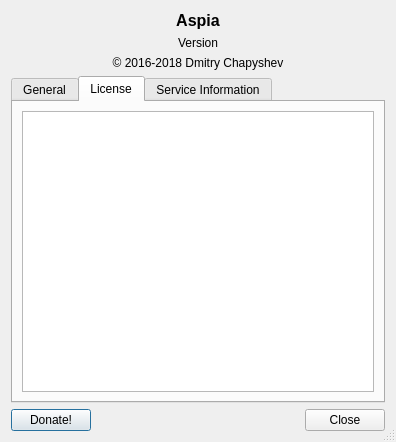
Above: source/console/about_dialog.ui from dchapyshev/aspia before the change. Below: the same form after it.
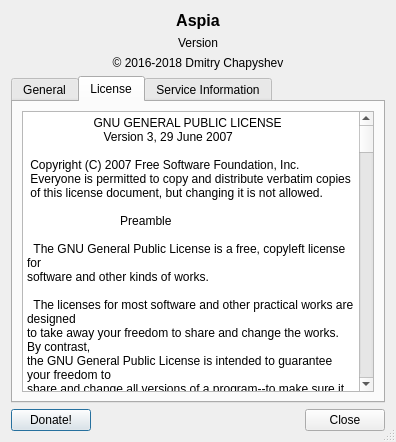
That is the form after the change. The open tabs and pages were chosen to show the change. Icons and pictures are not drawn.

Commit message: - License text is now included in the resources.

The edit to the form file:
```diff
--- a/source/console/about_dialog.ui
+++ b/source/console/about_dialog.ui
@@ -96,6 +96,683 @@
          <property name="readOnly">
           <bool>true</bool>
          </property>
+         <property name="plainText">
+          <string notr="true">                    GNU GENERAL PUBLIC LICENSE
+                       Version 3, 29 June 2007
+
+ Copyright (C) 2007 Free Software Foundation, Inc. &lt;http://fsf.org/&gt;
+ Everyone is permitted to copy and distribute verbatim copies
+ of this license document, but changing it is not allowed.
+
+                            Preamble
+
+  The GNU General Public License is a free, copyleft license for
+software and other kinds of works.
+
+  The licenses for most software and other practical works are designed
+to take away your freedom to share and change the works.  By contrast,
+the GNU General Public License is intended to guarantee your freedom to
+share and change all versions of a program--to make sure it remains free
+software for all its users.  We, the Free Software Foundation, use the
+GNU General Public License for most of our software; it applies also to
+any other work released this way by its authors.  You can apply it to
+your programs, too.
+
+  When we speak of free software, we are referring to freedom, not
+price.  Our General Public Licenses are designed to make sure that you
+have the freedom to distribute copies of free software (and charge for
+them if you wish), that you receive source code or can get it if you
+want it, that you can change the software or use pieces of it in new
+free programs, and that you know you can do these things.
+
+  To protect your rights, we need to prevent others from denying you
+these rights or asking you to surrender the rights.  Therefore, you have
+certain responsibilities if you distribute copies of the software, or if
+you modify it: responsibilities to respect the freedom of others.
+
+  For example, if you distribute copies of such a program, whether
+gratis or for a fee, you must pass on to the recipients the same
+freedoms that you received.  You must make sure that they, too, receive
+or can get the source code.  And you must show them these terms so they
+know their rights.
+
+  Developers that use the GNU GPL protect your rights with two steps:
+(1) assert copyright on the software, and (2) offer you this License
+giving you legal permission to copy, distribute and/or modify it.
+
+  For the developers' and authors' protection, the GPL clearly explains
+that there is no warranty for this free software.  For both users' and
+authors' sake, the GPL requires that modified versions be marked as
+changed, so that their problems will not be attributed erroneously to
+authors of previous versions.
+
+  Some devices are designed to deny users access to install or run
+modified versions of the software inside them, although the manufacturer
+can do so.  This is fundamentally incompatible with the aim of
+protecting users' freedom to change the software.  The systematic
+pattern of such abuse occurs in the area of products for individuals to
+use, which is precisely where it is most unacceptable.  Therefore, we
+have designed this version of the GPL to prohibit the practice for those
+products.  If such problems arise substantially in other domains, we
+stand ready to extend this provision to those domains in future versions
+of the GPL, as needed to protect the freedom of users.
+
+  Finally, every program is threatened constantly by software patents.
+States should not allow patents to restrict development and use of
+software on general-purpose computers, but in those that do, we wish to
+avoid the special danger that patents applied to a free program could
+make it effectively proprietary.  To prevent this, the GPL assures that
+patents cannot be used to render the program non-free.
+
+  The precise terms and conditions for copying, distribution and
+modification follow.
+
+                       TERMS AND CONDITIONS
+
+  0. Definitions.
+
+  &quot;This License&quot; refers to version 3 of the GNU General Public License.
+
+  &quot;Copyright&quot; also means copyright-like laws that apply to other kinds of
+works, such as semiconductor masks.
+
+  &quot;The Program&quot; refers to any copyrightable work licensed under this
+License.  Each licensee is addressed as &quot;you&quot;.  &quot;Licensees&quot; and
+&quot;recipients&quot; may be individuals or organizations.
+
+  To &quot;modify&quot; a work means to copy from or adapt all or part of the work
+in a fashion requiring copyright permission, other than the making of an
+exact copy.  The resulting work is called a &quot;modified version&quot; of the
+earlier work or a work &quot;based on&quot; the earlier work.
+
+  A &quot;covered work&quot; means either the unmodified Program or a work based
+on the Program.
+
+  To &quot;propagate&quot; a work means to do anything with it that, without
+permission, would make you directly or secondarily liable for
+infringement under applicable copyright law, except executing it on a
+computer or modifying a private copy.  Propagation includes copying,
+distribution (with or without modification), making available to the
+public, and in some countries other activities as well.
+
+  To &quot;convey&quot; a work means any kind of propagation that enables other
+parties to make or receive copies.  Mere interaction with a user through
+a computer network, with no transfer of a copy, is not conveying.
+
+  An interactive user interface displays &quot;Appropriate Legal Notices&quot;
+to the extent that it includes a convenient and prominently visible
+feature that (1) displays an appropriate copyright notice, and (2)
+tells the user that there is no warranty for the work (except to the
+extent that warranties are provided), that licensees may convey the
+work under this License, and how to view a copy of this License.  If
+the interface presents a list of user commands or options, such as a
+menu, a prominent item in the list meets this criterion.
+
+  1. Source Code.
+
+  The &quot;source code&quot; for a work means the preferred form of the work
+for making modifications to it.  &quot;Object code&quot; means any non-source
+form of a work.
+
+  A &quot;Standard Interface&quot; means an interface that either is an official
+standard defined by a recognized standards body, or, in the case of
+interfaces specified for a particular programming language, one that
+is widely used among developers working in that language.
+
+  The &quot;System Libraries&quot; of an executable work include anything, other
+than the work as a whole, that (a) is included in the normal form of
+packaging a Major Component, but which is not part of that Major
+Component, and (b) serves only to enable use of the work with that
+Major Component, or to implement a Standard Interface for which an
+implementation is available to the public in source code form.  A
+&quot;Major Component&quot;, in this context, means a major essential component
+(kernel, window system, and so on) of the specific operating system
+(if any) on which the executable work runs, or a compiler used to
+produce the work, or an object code interpreter used to run it.
+
+  The &quot;Corresponding Source&quot; for a work in object code form means all
+the source code needed to generate, install, and (for an executable
+work) run the object code and to modify the work, including scripts to
+control those activities.  However, it does not include the work's
+System Libraries, or general-purpose tools or generally available free
+programs which are used unmodified in performing those activities but
+which are not part of the work.  For example, Corresponding Source
+includes interface definition files associated with source files for
+the work, and the source code for shared libraries and dynamically
+linked subprograms that the work is specifically designed to require,
+such as by intimate data communication or control flow between those
+subprograms and other parts of the work.
+
+  The Corresponding Source need not include anything that users
+can regenerate automatically from other parts of the Corresponding
+Source.
+
+  The Corresponding Source for a work in source code form is that
+same work.
+
+  2. Basic Permissions.
+
+  All rights granted under this License are granted for the term of
+copyright on the Program, and are irrevocable provided the stated
+conditions are met.  This License explicitly affirms your unlimited
+permission to run the unmodified Program.  The output from running a
+covered work is covered by this License only if the output, given its
+content, constitutes a covered work.  This License acknowledges your
+rights of fair use or other equivalent, as provided by copyright law.
+
+  You may make, run and propagate covered works that you do not
+convey, without conditions so long as your license otherwise remains
+in force.  You may convey covered works to others for the sole purpose
+of having them make modifications exclusively for you, or provide you
+with facilities for running those works, provided that you comply with
+the terms of this License in conveying all material for which you do
+not control copyright.  Those thus making or running the covered works
+for you must do so exclusively on your behalf, under your direction
+and control, on terms that prohibit them from making any copies of
+your copyrighted material outside their relationship with you.
+
+  Conveying under any other circumstances is permitted solely under
+the conditions stated below.  Sublicensing is not allowed; section 10
+makes it unnecessary.
+
+  3. Protecting Users' Legal Rights From Anti-Circumvention Law.
+
+  No covered work shall be deemed part of an effective technological
+measure under any applicable law fulfilling obligations under article
+11 of the WIPO copyright treaty adopted on 20 December 1996, or
+similar laws prohibiting or restricting circumvention of such
+measures.
+
+  When you convey a covered work, you waive any legal power to forbid
+circumvention of technological measures to the extent such circumvention
+is effected by exercising rights under this License with respect to
+the covered work, and you disclaim any intention to limit operation or
+modification of the work as a means of enforcing, against the work's
+users, your or third parties' legal rights to forbid circumvention of
+technological measures.
+
+  4. Conveying Verbatim Copies.
+
+  You may convey verbatim copies of the Program's source code as you
+receive it, in any medium, provided that you conspicuously and
+appropriately publish on each copy an appropriate copyright notice;
+keep intact all notices stating that this License and any
+non-permissive terms added in accord with section 7 apply to the code;
+keep intact all notices of the absence of any warranty; and give all
+recipients a copy of this License along with the Program.
+
+  You may charge any price or no price for each copy that you convey,
+and you may offer support or warranty protection for a fee.
+
+  5. Conveying Modified Source Versions.
+
+  You may convey a work based on the Program, or the modifications to
+produce it from the Program, in the form of source code under the
+terms of section 4, provided that you also meet all of these conditions:
+
+    a) The work must carry prominent notices stating that you modified
+    it, and giving a relevant date.
+
+    b) The work must carry prominent notices stating that it is
+    released under this License and any conditions added under section
+    7.  This requirement modifies the requirement in section 4 to
+    &quot;keep intact all notices&quot;.
+
+    c) You must license the entire work, as a whole, under this
+    License to anyone who comes into possession of a copy.  This
+    License will therefore apply, along with any applicable section 7
+    additional terms, to the whole of the work, and all its parts,
+    regardless of how they are packaged.  This License gives no
+    permission to license the work in any other way, but it does not
+    invalidate such permission if you have separately received it.
+
+    d) If the work has interactive user interfaces, each must display
+    Appropriate Legal Notices; however, if the Program has interactive
+    interfaces that do not display Appropriate Legal Notices, your
+    work need not make them do so.
+
+  A compilation of a covered work with other separate and independent
+works, which are not by their nature extensions of the covered work,
+and which are not combined with it such as to form a larger program,
+in or on a volume of a storage or distribution medium, is called an
+&quot;aggregate&quot; if the compilation and its resulting copyright are not
+used to limit the access or legal rights of the compilation's users
+beyond what the individual works permit.  Inclusion of a covered work
+in an aggregate does not cause this License to apply to the other
+parts of the aggregate.
+
+  6. Conveying Non-Source Forms.
+
+  You may convey a covered work in object code form under the terms
+of sections 4 and 5, provided that you also convey the
+machine-readable Corresponding Source under the terms of this License,
+in one of these ways:
+
+    a) Convey the object code in, or embodied in, a physical product
+    (including a physical distribution medium), accompanied by the
+    Corresponding Source fixed on a durable physical medium
+    customarily used for software interchange.
+
+    b) Convey the object code in, or embodied in, a physical product
+    (including a physical distribution medium), accompanied by a
+    written offer, valid for at least three years and valid for as
+    long as you offer spare parts or customer support for that product
+    model, to give anyone who possesses the object code either (1) a
+    copy of the Corresponding Source for all the software in the
+    product that is covered by this License, on a durable physical
+    medium customarily used for software interchange, for a price no
+    more than your reasonable cost of physically performing this
+    conveying of source, or (2) access to copy the
+    Corresponding Source from a network server at no charge.
+
+    c) Convey individual copies of the object code with a copy of the
+    written offer to provide the Corresponding Source.  This
+    alternative is allowed only occasionally and noncommercially, and
+    only if you received the object code with such an offer, in accord
+    with subsection 6b.
+
+    d) Convey the object code by offering access from a designated
+    place (gratis or for a charge), and offer equivalent access to the
+    Corresponding Source in the same way through the same place at no
+    further charge.  You need not require recipients to copy the
+    Corresponding Source along with the object code.  If the place to
+    copy the object code is a network server, the Corresponding Source
+    may be on a different server (operated by you or a third party)
+    that supports equivalent copying facilities, provided you maintain
+    clear directions next to the object code saying where to find the
+    Corresponding Source.  Regardless of what server hosts the
+    Corresponding Source, you remain obligated to ensure that it is
+    available for as long as needed to satisfy these requirements.
+
+    e) Convey the object code using peer-to-peer transmission, provided
+    you inform other peers where the object code and Corresponding
+    Source of the work are being offered to the general public at no
+    charge under subsection 6d.
+
+  A separable portion of the object code, whose source code is excluded
+from the Corresponding Source as a System Library, need not be
+included in conveying the object code work.
+
+  A &quot;User Product&quot; is either (1) a &quot;consumer product&quot;, which means any
+tangible personal property which is normally used for personal, family,
+or household purposes, or (2) anything designed or sold for incorporation
+into a dwelling.  In determining whether a product is a consumer product,
+doubtful cases shall be resolved in favor of coverage.  For a particular
+product received by a particular user, &quot;normally used&quot; refers to a
+typical or common use of that class of product, regardless of the status
+of the particular user or of the way in which the particular user
+actually uses, or expects or is expected to use, the product.  A product
+is a consumer product regardless of whether the product has substantial
+commercial, industrial or non-consumer uses, unless such uses represent
+the only significant mode of use of the product.
+
+  &quot;Installation Information&quot; for a User Product means any methods,
+procedures, authorization keys, or other information required to install
+and execute modified versions of a covered work in that User Product from
+a modified version of its Corresponding Source.  The information must
+suffice to ensure that the continued functioning of the modified object
+code is in no case prevented or interfered with solely because
+modification has been made.
+
+  If you convey an object code work under this section in, or with, or
+specifically for use in, a User Product, and the conveying occurs as
+part of a transaction in which the right of possession and use of the
+User Product is transferred to the recipient in perpetuity or for a
+fixed term (regardless of how the transaction is characterized), the
+Corresponding Source conveyed under this section must be accompanied
+by the Installation Information.  But this requirement does not apply
+if neither you nor any third party retains the ability to install
+modified object code on the User Product (for example, the work has
+been installed in ROM).
+
+  The requirement to provide Installation Information does not include a
+requirement to continue to provide support service, warranty, or updates
+for a work that has been modified or installed by the recipient, or for
+the User Product in which it has been modified or installed.  Access to a
+network may be denied when the modification itself materially and
+adversely affects the operation of the network or violates the rules and
+protocols for communication across the network.
+
+  Corresponding Source conveyed, and Installation Information provided,
+in accord with this section must be in a format that is publicly
+documented (and with an implementation available to the public in
+source code form), and must require no special password or key for
+unpacking, reading or copying.
+
+  7. Additional Terms.
+
+  &quot;Additional permissions&quot; are terms that supplement the terms of this
+License by making exceptions from one or more of its conditions.
+Additional permissions that are applicable to the entire Program shall
+be treated as though they were included in this License, to the extent
+that they are valid under applicable law.  If additional permissions
+apply only to part of the Program, that part may be used separately
+under those permissions, but the entire Program remains governed by
+this License without regard to the additional permissions.
+
+  When you convey a copy of a covered work, you may at your option
+remove any additional permissions from that copy, or from any part of
+it.  (Additional permissions may be written to require their own
+removal in certain cases when you modify the work.)  You may place
+additional permissions on material, added by you to a covered work,
+for which you have or can give appropriate copyright permission.
+
+  Notwithstanding any other provision of this License, for material you
+add to a covered work, you may (if authorized by the copyright holders of
+that material) supplement the terms of this License with terms:
+
+    a) Disclaiming warranty or limiting liability differently from the
+    terms of sections 15 and 16 of this License; or
+
+    b) Requiring preservation of specified reasonable legal notices or
+    author attributions in that material or in the Appropriate Legal
+    Notices displayed by works containing it; or
+
+    c) Prohibiting misrepresentation of the origin of that material, or
+    requiring that modified versions of such material be marked in
+    reasonable ways as different from the original version; or
+
+    d) Limiting the use for publicity purposes of names of licensors or
+    authors of the material; or
+
+    e) Declining to grant rights under trademark law for use of some
+    trade names, trademarks, or service marks; or
+
+    f) Requiring indemnification of licensors and authors of that
+    material by anyone who conveys the material (or modified versions of
+    it) with contractual assumptions of liability to the recipient, for
+    any liability that these contractual assumptions directly impose on
+    those licensors and authors.
+
+  All other non-permissive additional terms are considered &quot;further
+restrictions&quot; within the meaning of section 10.  If the Program as you
+received it, or any part of it, contains a notice stating that it is
+governed by this License along with a term that is a further
+restriction, you may remove that term.  If a license document contains
+a further restriction but permits relicensing or conveying under this
+License, you may add to a covered work material governed by the terms
+of that license document, provided that the further restriction does
+not survive such relicensing or conveying.
+
+  If you add terms to a covered work in accord with this section, you
+must place, in the relevant source files, a statement of the
+additional terms that apply to those files, or a notice indicating
+where to find the applicable terms.
+
+  Additional terms, permissive or non-permissive, may be stated in the
+form of a separately written license, or stated as exceptions;
+the above requirements apply either way.
+
+  8. Termination.
+
+  You may not propagate or modify a covered work except as expressly
+provided under this License.  Any attempt otherwise to propagate or
+modify it is void, and will automatically terminate your rights under
+this License (including any patent licenses granted under the third
+paragraph of section 11).
+
+  However, if you cease all violation of this License, then your
+license from a particular copyright holder is reinstated (a)
+provisionally, unless and until the copyright holder explicitly and
+finally terminates your license, and (b) permanently, if the copyright
+holder fails to notify you of the violation by some reasonable means
+prior to 60 days after the cessation.
+
+  Moreover, your license from a particular copyright holder is
+reinstated permanently if the copyright holder notifies you of the
+violation by some reasonable means, this is the first time you have
+received notice of violation of this License (for any work) from that
+copyright holder, and you cure the violation prior to 30 days after
+your receipt of the notice.
+
+  Termination of your rights under this section does not terminate the
+licenses of parties who have received copies or rights from you under
+this License.  If your rights have been terminated and not permanently
+reinstated, you do not qualify to receive new licenses for the same
+material under section 10.
+
+  9. Acceptance Not Required for Having Copies.
+
+  You are not required to accept this License in order to receive or
+run a copy of the Program.  Ancillary propagation of a covered work
+occurring solely as a consequence of using peer-to-peer transmission
+to receive a copy likewise does not require acceptance.  However,
+nothing other than this License grants you permission to propagate or
+modify any covered work.  These actions infringe copyright if you do
+not accept this License.  Therefore, by modifying or propagating a
+covered work, you indicate your acceptance of this License to do so.
+
+  10. Automatic Licensing of Downstream Recipients.
+
+  Each time you convey a covered work, the recipient automatically
+receives a license from the original licensors, to run, modify and
+propagate that work, subject to this License.  You are not responsible
+for enforcing compliance by third parties with this License.
+
+  An &quot;entity transaction&quot; is a transaction transferring control of an
+organization, or substantially all assets of one, or subdividing an
+organization, or merging organizations.  If propagation of a covered
+work results from an entity transaction, each party to that
+transaction who receives a copy of the work also receives whatever
+licenses to the work the party's predecessor in interest had or could
+give under the previous paragraph, plus a right to possession of the
+Corresponding Source of the work from the predecessor in interest, if
+the predecessor has it or can get it with reasonable efforts.
+
+  You may not impose any further restrictions on the exercise of the
+rights granted or affirmed under this License.  For example, you may
+not impose a license fee, royalty, or other charge for exercise of
+rights granted under this License, and you may not initiate litigation
+(including a cross-claim or counterclaim in a lawsuit) alleging that
+any patent claim is infringed by making, using, selling, offering for
+sale, or importing the Program or any portion of it.
+
+  11. Patents.
+
+  A &quot;contributor&quot; is a copyright holder who authorizes use under this
+License of the Program or a work on which the Program is based.  The
+work thus licensed is called the contributor's &quot;contributor version&quot;.
+
+  A contributor's &quot;essential patent claims&quot; are all patent claims
+owned or controlled by the contributor, whether already acquired or
+hereafter acquired, that would be infringed by some manner, permitted
+by this License, of making, using, or selling its contributor version,
+but do not include claims that would be infringed only as a
+consequence of further modification of the contributor version.  For
+purposes of this definition, &quot;control&quot; includes the right to grant
+patent sublicenses in a manner consistent with the requirements of
+this License.
+
+  Each contributor grants you a non-exclusive, worldwide, royalty-free
+patent license under the contributor's essential patent claims, to
+make, use, sell, offer for sale, import and otherwise run, modify and
+propagate the contents of its contributor version.
+
+  In the following three paragraphs, a &quot;patent license&quot; is any express
+agreement or commitment, however denominated, not to enforce a patent
+(such as an express permission to practice a patent or covenant not to
+sue for patent infringement).  To &quot;grant&quot; such a patent license to a
+party means to make such an agreement or commitment not to enforce a
+patent against the party.
+
+  If you convey a covered work, knowingly relying on a patent license,
+and the Corresponding Source of the work is not available for anyone
+to copy, free of charge and under the terms of this License, through a
+publicly available network server or other readily accessible means,
+then you must either (1) cause the Corresponding Source to be so
+available, or (2) arrange to deprive yourself of the benefit of the
+patent license for this particular work, or (3) arrange, in a manner
+consistent with the requirements of this License, to extend the patent
+license to downstream recipients.  &quot;Knowingly relying&quot; means you have
+actual knowledge that, but for the patent license, your conveying the
+covered work in a country, or your recipient's use of the covered work
+in a country, would infringe one or more identifiable patents in that
+country that you have reason to believe are valid.
+
+  If, pursuant to or in connection with a single transaction or
+arrangement, you convey, or propagate by procuring conveyance of, a
+covered work, and grant a patent license to some of the parties
+receiving the covered work authorizing them to use, propagate, modify
+or convey a specific copy of the covered work, then the patent license
+you grant is automatically extended to all recipients of the covered
+work and works based on it.
+
+  A patent license is &quot;discriminatory&quot; if it does not include within
+the scope of its coverage, prohibits the exercise of, or is
+conditioned on the non-exercise of one or more of the rights that are
+specifically granted under this License.  You may not convey a covered
+work if you are a party to an arrangement with a third party that is
+in the business of distributing software, under which you make payment
+to the third party based on the extent of your activity of conveying
+the work, and under which the third party grants, to any of the
+parties who would receive the covered work from you, a discriminatory
+patent license (a) in connection with copies of the covered work
+conveyed by you (or copies made from those copies), or (b) primarily
+for and in connection with specific products or compilations that
+contain the covered work, unless you entered into that arrangement,
+or that patent license was granted, prior to 28 March 2007.
+
+  Nothing in this License shall be construed as excluding or limiting
+any implied license or other defenses to infringement that may
+otherwise be available to you under applicable patent law.
+
+  12. No Surrender of Others' Freedom.
+
+  If conditions are imposed on you (whether by court order, agreement or
+otherwise) that contradict the conditions of this License, they do not
+excuse you from the conditions of this License.  If you cannot convey a
+covered work so as to satisfy simultaneously your obligations under this
+License and any other pertinent obligations, then as a consequence you may
+not convey it at all.  For example, if you agree to terms that obligate you
+to collect a royalty for further conveying from those to whom you convey
+the Program, the only way you could satisfy both those terms and this
+License would be to refrain entirely from conveying the Program.
+
+  13. Use with the GNU Affero General Public License.
+
+  Notwithstanding any other provision of this License, you have
+permission to link or combine any covered work with a work licensed
+under version 3 of the GNU Affero General Public License into a single
+combined work, and to convey the resulting work.  The terms of this
+License will continue to apply to the part which is the covered work,
+but the special requirements of the GNU Affero General Public License,
+section 13, concerning interaction through a network will apply to the
+combination as such.
+
+  14. Revised Versions of this License.
+
+  The Free Software Foundation may publish revised and/or new versions of
+the GNU General Public License from time to time.  Such new versions will
+be similar in spirit to the present version, but may differ in detail to
+address new problems or concerns.
+
+  Each version is given a distinguishing version number.  If the
+Program specifies that a certain numbered version of the GNU General
+Public License &quot;or any later version&quot; applies to it, you have the
+option of following the terms and conditions either of that numbered
+version or of any later version published by the Free Software
+Foundation.  If the Program does not specify a version number of the
+GNU General Public License, you may choose any version ever published
+by the Free Software Foundation.
+
+  If the Program specifies that a proxy can decide which future
+versions of the GNU General Public License can be used, that proxy's
+public statement of acceptance of a version permanently authorizes you
+to choose that version for the Program.
+
+  Later license versions may give you additional or different
+permissions.  However, no additional obligations are imposed on any
+author or copyright holder as a result of your choosing to follow a
+later version.
+
+  15. Disclaimer of Warranty.
+
+  THERE IS NO WARRANTY FOR THE PROGRAM, TO THE EXTENT PERMITTED BY
+APPLICABLE LAW.  EXCEPT WHEN OTHERWISE STATED IN WRITING THE COPYRIGHT
+HOLDERS AND/OR OTHER PARTIES PROVIDE THE PROGRAM &quot;AS IS&quot; WITHOUT WARRANTY
+OF ANY KIND, EITHER EXPRESSED OR IMPLIED, INCLUDING, BUT NOT LIMITED TO,
+THE IMPLIED WARRANTIES OF MERCHANTABILITY AND FITNESS FOR A PARTICULAR
+PURPOSE.  THE ENTIRE RISK AS TO THE QUALITY AND PERFORMANCE OF THE PROGRAM
+IS WITH YOU.  SHOULD THE PROGRAM PROVE DEFECTIVE, YOU ASSUME THE COST OF
+ALL NECESSARY SERVICING, REPAIR OR CORRECTION.
+
+  16. Limitation of Liability.
+
+  IN NO EVENT UNLESS REQUIRED BY APPLICABLE LAW OR AGREED TO IN WRITING
+WILL ANY COPYRIGHT HOLDER, OR ANY OTHER PARTY WHO MODIFIES AND/OR CONVEYS
+THE PROGRAM AS PERMITTED ABOVE, BE LIABLE TO YOU FOR DAMAGES, INCLUDING ANY
+GENERAL, SPECIAL, INCIDENTAL OR CONSEQUENTIAL DAMAGES ARISING OUT OF THE
+USE OR INABILITY TO USE THE PROGRAM (INCLUDING BUT NOT LIMITED TO LOSS OF
+DATA OR DATA BEING RENDERED INACCURATE OR LOSSES SUSTAINED BY YOU OR THIRD
+PARTIES OR A FAILURE OF THE PROGRAM TO OPERATE WITH ANY OTHER PROGRAMS),
+EVEN IF SUCH HOLDER OR OTHER PARTY HAS BEEN ADVISED OF THE POSSIBILITY OF
+SUCH DAMAGES.
+
+  17. Interpretation of Sections 15 and 16.
+
+  If the disclaimer of warranty and limitation of liability provided
+above cannot be given local legal effect according to their terms,
+reviewing courts shall apply local law that most closely approximates
+an absolute waiver of all civil liability in connection with the
+Program, unless a warranty or assumption of liability accompanies a
+copy of the Program in return for a fee.
+
+                     END OF TERMS AND CONDITIONS
+
+            How to Apply These Terms to Your New Programs
+
+  If you develop a new program, and you want it to be of the greatest
+possible use to the public, the best way to achieve this is to make it
+free software which everyone can redistribute and change under these terms.
+
+  To do so, attach the following notices to the program.  It is safest
+to attach them to the start of each source file to most effectively
+state the exclusion of warranty; and each file should have at least
+the &quot;copyright&quot; line and a pointer to where the full notice is found.
+
+    &lt;one line to give the program's name and a brief idea of what it does.&gt;
+    Copyright (C) &lt;year&gt;  &lt;name of author&gt;
+
+    This program is free software: you can redistribute it and/or modify
+    it under the terms of the GNU General Public License as published by
+    the Free Software Foundation, either version 3 of the License, or
+    (at your option) any later version.
+
+    This program is distributed in the hope that it will be useful,
+    but WITHOUT ANY WARRANTY; without even the implied warranty of
+    MERCHANTABILITY or FITNESS FOR A PARTICULAR PURPOSE.  See the
+    GNU General Public License for more details.
+
+    You should have received a copy of the GNU General Public License
+    along with this program.  If not, see &lt;http://www.gnu.org/licenses/&gt;.
+
+Also add information on how to contact you by electronic and paper mail.
+
+  If the program does terminal interaction, make it output a short
+notice like this when it starts in an interactive mode:
+
+    &lt;program&gt;  Copyright (C) &lt;year&gt;  &lt;name of author&gt;
+    This program comes with ABSOLUTELY NO WARRANTY; for details type `show w'.
+    This is free software, and you are welcome to redistribute it
+    under certain conditions; type `show c' for details.
+
+The hypothetical commands `show w' and `show c' should show the appropriate
+parts of the General Public License.  Of course, your program's commands
+might be different; for a GUI interface, you would use an &quot;about box&quot;.
+
+  You should also get your employer (if you work as a programmer) or school,
+if any, to sign a &quot;copyright disclaimer&quot; for the program, if necessary.
+For more information on this, and how to apply and follow the GNU GPL, see
+&lt;http://www.gnu.org/licenses/&gt;.
+
+  The GNU General Public License does not permit incorporating your program
+into proprietary programs.  If your program is a subroutine library, you
+may consider it more useful to permit linking proprietary applications with
+the library.  If this is what you want to do, use the GNU Lesser General
+Public License instead of this License.  But first, please read
+&lt;http://www.gnu.org/philosophy/why-not-lgpl.html&gt;.
+</string>
+         </property>
         </widget>
        </item>
       </layout>
```
The commit also changes 9 other files.
